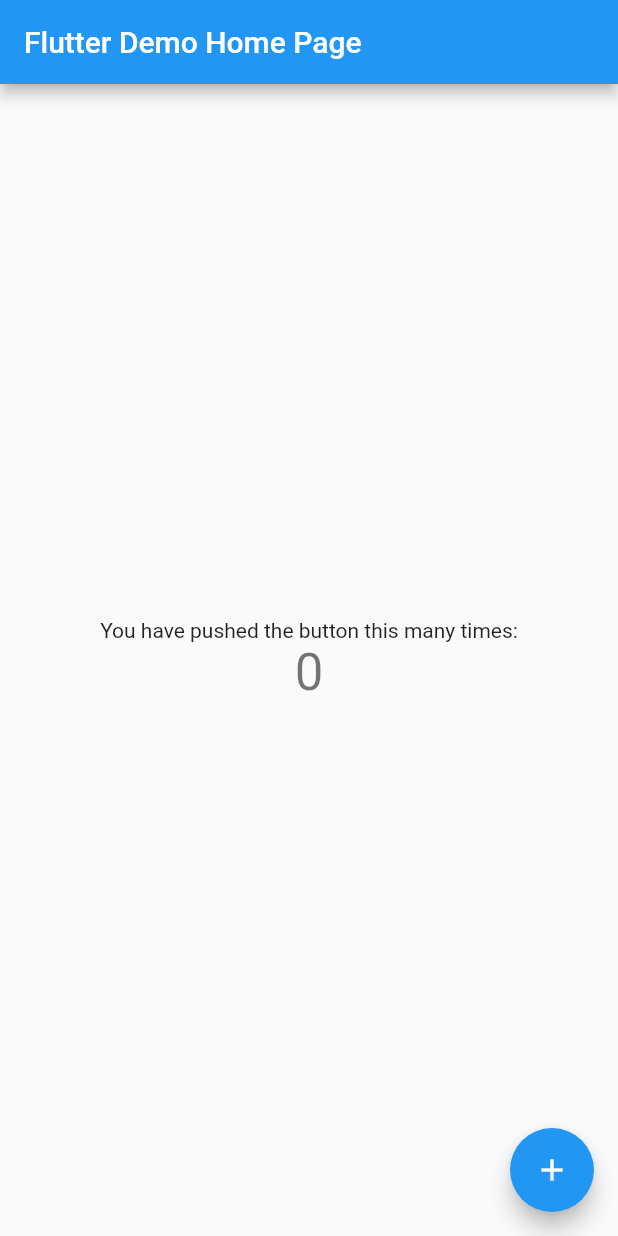
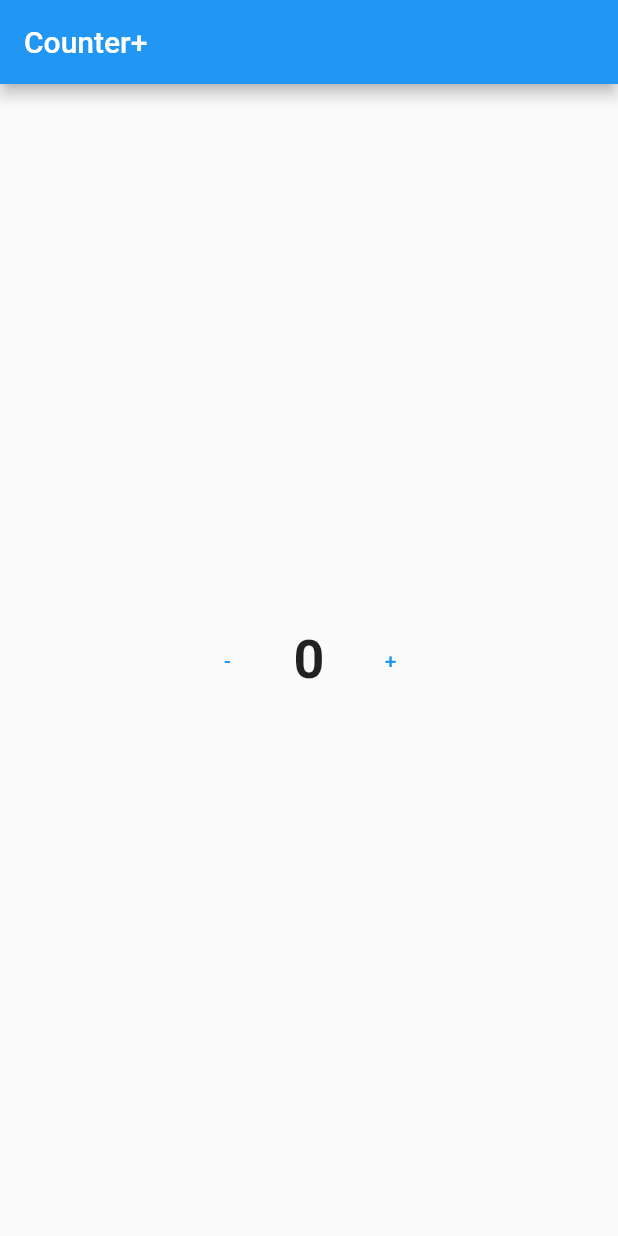
Before and after one commit to ojpro/flutter_learning_app, a Flutter app: the screen it shows after launch, on a phone screen of 412 x 824 dp. Run offline on Flutter 3.47's test engine with Material 2 defaults, Android fonts, the phone set to English and light mode, and no system bars.

Commit message:
merging from counter

```diff
--- /dev/null
+++ b/lib/counter.dart
@@ -0,0 +1,54 @@
+import 'package:flutter/material.dart';
+import 'package:flutter/widgets.dart';
+
+class CounterScreen extends StatefulWidget {
+  @override
+  State<CounterScreen> createState() => _CounterScreenState();
+}
+
+class _CounterScreenState extends State<CounterScreen> {
+  int counter = 0;
+
+  @override
+  void initState() {
+    super.initState();
+  }
+
+  @override
+  Widget build(BuildContext context) {
+    return Scaffold(
+      appBar: AppBar(
+        title: const Text("Counter+"),
+      ),
+      body: Center(
+        child: Row(
+          mainAxisAlignment: MainAxisAlignment.center,
+          children: [
+            TextButton(
+              onPressed: () {
+                if (counter > 0) {
+                  setState(() => counter--);
+                }
+              },
+              child: const Text("-"),
+            ),
+            Padding(
+              padding: const EdgeInsets.all(12.0),
+              child: Text(
+                "$counter",
+                style:
+                    const TextStyle(fontSize: 36, fontWeight: FontWeight.bold),
+              ),
+            ),
+            TextButton(
+              onPressed: () {
+                setState(() => counter++);
+              },
+              child: const Text("+"),
+            ),
+          ],
+        ),
+      ),
+    );
+  }
+}
--- a/lib/main.dart
+++ b/lib/main.dart
@@ -1,115 +1,13 @@
 import 'package:flutter/material.dart';
+import 'package:flutter_learning_app/counter.dart';
 
 void main() {
   runApp(MyApp());
 }
 
 class MyApp extends StatelessWidget {
-  const MyApp({super.key});
-
-  // This widget is the root of your application.
   @override
   Widget build(BuildContext context) {
-    return MaterialApp(
-      title: 'Flutter Demo',
-      theme: ThemeData(
-        // This is the theme of your application.
-        //
-        // Try running your application with "flutter run". You'll see the
-        // application has a blue toolbar. Then, without quitting the app, try
-        // changing the primarySwatch below to Colors.green and then invoke
-        // "hot reload" (press "r" in the console where you ran "flutter run",
-        // or simply save your changes to "hot reload" in a Flutter IDE).
-        // Notice that the counter didn't reset back to zero; the application
-        // is not restarted.
-        primarySwatch: Colors.blue,
-      ),
-      home: const MyHomePage(title: 'Flutter Demo Home Page'),
-    );
+    return MaterialApp(home: CounterScreen());
   }
 }
-
-class MyHomePage extends StatefulWidget {
-  const MyHomePage({super.key, required this.title});
-
-  // This widget is the home page of your application. It is stateful, meaning
-  // that it has a State object (defined below) that contains fields that affect
-  // how it looks.
-
-  // This class is the configuration for the state. It holds the values (in this
-  // case the title) provided by the parent (in this case the App widget) and
-  // used by the build method of the State. Fields in a Widget subclass are
-  // always marked "final".
-
-  final String title;
-
-  @override
-  State<MyHomePage> createState() => _MyHomePageState();
-}
-
-class _MyHomePageState extends State<MyHomePage> {
-  int _counter = 0;
-
-  void _incrementCounter() {
-    setState(() {
-      // This call to setState tells the Flutter framework that something has
-      // changed in this State, which causes it to rerun the build method below
-      // so that the display can reflect the updated values. If we changed
-      // _counter without calling setState(), then the build method would not be
-      // called again, and so nothing would appear to happen.
-      _counter++;
-    });
-  }
-
-  @override
-  Widget build(BuildContext context) {
-    // This method is rerun every time setState is called, for instance as done
-    // by the _incrementCounter method above.
-    //
-    // The Flutter framework has been optimized to make rerunning build methods
-    // fast, so that you can just rebuild anything that needs updating rather
-    // than having to individually change instances of widgets.
-    return Scaffold(
-      appBar: AppBar(
-        // Here we take the value from the MyHomePage object that was created by
-        // the App.build method, and use it to set our appbar title.
-        title: Text(widget.title),
-      ),
-      body: Center(
-        // Center is a layout widget. It takes a single child and positions it
-        // in the middle of the parent.
-        child: Column(
-          // Column is also a layout widget. It takes a list of children and
-          // arranges them vertically. By default, it sizes itself to fit its
-          // children horizontally, and tries to be as tall as its parent.
-          //
-          // Invoke "debug painting" (press "p" in the console, choose the
-          // "Toggle Debug Paint" action from the Flutter Inspector in Android
-          // Studio, or the "Toggle Debug Paint" command in Visual Studio Code)
-          // to see the wireframe for each widget.
-          //
-          // Column has various properties to control how it sizes itself and
-          // how it positions its children. Here we use mainAxisAlignment to
-          // center the children vertically; the main axis here is the vertical
-          // axis because Columns are vertical (the cross axis would be
-          // horizontal).
-          mainAxisAlignment: MainAxisAlignment.center,
-          children: <Widget>[
-            const Text(
-              'You have pushed the button this many times:',
-            ),
-            Text(
-              '$_counter',
-              style: Theme.of(context).textTheme.headline4,
-            ),
-          ],
-        ),
-      ),
-      floatingActionButton: FloatingActionButton(
-        onPressed: _incrementCounter,
-        tooltip: 'Increment',
-        child: const Icon(Icons.add),
-      ), // This trailing comma makes auto-formatting nicer for build methods.
-    );
-  }
-}
```
